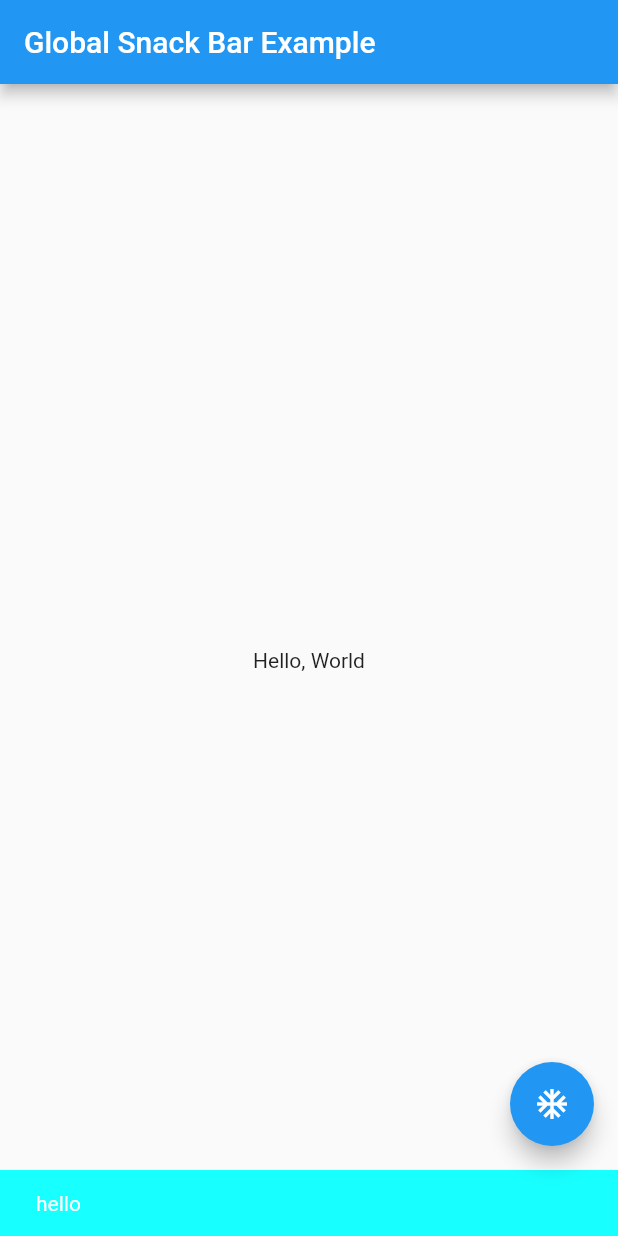
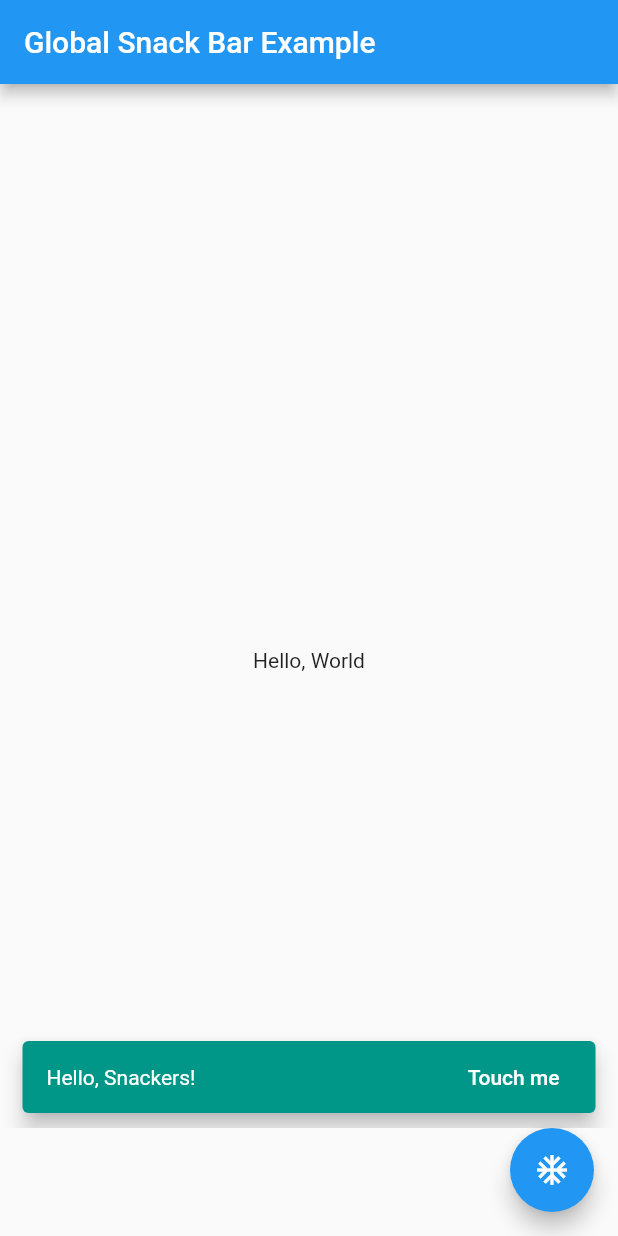
Before and after one commit to 0x07dc/global_snack_bar, a Flutter app: the screen it shows after launch, after a tap on the "ac unit" icon, on a phone screen of 412 x 824 dp. Run offline on Flutter 3.47's test engine with Material 2 defaults, Android fonts, the phone set to English and light mode, and no system bars.

Commit message:
Point example dependency to the one in this repo. Simplify GlobalMsgWrapper by passing a SnackBar directly in and removing GlobalMsg class. This gives  us access to all the properties, etc on SnackBar. Add more to the example to help users see some additional properties on SnackBar.

```diff
--- a/example/lib/main.dart
+++ b/example/lib/main.dart
@@ -28,6 +28,12 @@ class HomePage extends StatefulWidget {
 }
 
 class _HomePageState extends State<HomePage> {
+  String snackBarLabel = 'Hello, Snackers!';
+  String snackBarActionLabel = 'Touch me';
+  String hello = 'Hello, World';
+  String goodbye = 'Goodbye, World';
+  String message;
+
   @override
   Widget build(BuildContext context) {
     return Scaffold(
@@ -36,13 +42,27 @@ class _HomePageState extends State<HomePage> {
       ),
       body: GlobalMsgWrapper(
         Center(
-          child: Text("Hello, World"),
+          child: Text(message ?? hello),
         ),
       ),
       floatingActionButton: FloatingActionButton(
         onPressed: () {
-          GlobalSnackBarBloc.showMessage(
-            GlobalMsg("hello", bgColor: Colors.cyanAccent),
+          GlobalSnackBarBloc.showSnackBarMessage(
+            SnackBar(
+              content: Text(snackBarLabel),
+              margin: EdgeInsets.fromLTRB(15.0, 5.0, 15.0, 10.0),
+              backgroundColor: Colors.teal,
+              behavior: SnackBarBehavior.floating,
+              action: SnackBarAction(
+                label: snackBarActionLabel,
+                textColor: Colors.white,
+                onPressed: () {
+                  setState(() {
+                    message = message == hello ? goodbye : hello;
+                  });
+                },
+              ),
+            ),
           );
         },
         child: Icon(Icons.ac_unit),
--- a/example/pubspec.yaml
+++ b/example/pubspec.yaml
@@ -23,7 +23,8 @@ environment:
 dependencies:
   flutter:
     sdk: flutter
-  global_snack_bar: ^0.0.0
+  global_snack_bar:
+    path: ../
 
   # The following adds the Cupertino Icons font to your application.
   # Use with the CupertinoIcons class for iOS style icons.
--- a/lib/global_snack_bar.dart
+++ b/lib/global_snack_bar.dart
@@ -33,41 +33,14 @@ class _GlobalMsgWrapperState extends State<GlobalMsgWrapper> {
     super.dispose();
   }
 
-  /// Shows the snackbar on any [GlobalSnackBar] widgets
-  void showSnackBar(GlobalMsg msg) {
-    SnackBar bar = SnackBar(
-      content: Text(msg.text),
-      backgroundColor: msg.bgColor,
-      margin: msg.margin,
-    );
-
-    ScaffoldMessenger.of(context)
-      //..hideCurrentSnackBar()
-      ..showSnackBar(bar);
+  void showSnackBar(SnackBar snackBar) {
+    ScaffoldMessenger.of(context)..showSnackBar(snackBar);
   }
 
   @override
   Widget build(BuildContext context) {
     return widget.content;
   }
-}
-
-/// Provides a model for global messages
-class GlobalMsg {
-  GlobalMsg(
-    this.text, {
-    this.bgColor,
-    this.margin,
-  });
-
-  /// Text to show in snackbar
-  String text = "";
-
-  /// Background color of snackbar
-  Color? bgColor = Colors.teal;
-
-  /// Empty space to surround the snack bar.
-  EdgeInsetsGeometry? margin;
 }
 
 /// Provides the stream logic for the [GlobalSnackBar]
@@ -83,7 +56,7 @@ class GlobalSnackBarBloc {
   // the rxdart stream controllers returns an Observable instead of a Stream
 
   /// Method to show a [SnackBar] message on any [GlobalSnackBar] Widgets
-  static void showMessage(GlobalMsg data) {
+  static void showSnackBarMessage(SnackBar data) {
     streamController.sink.add(data); // add whatever data we want into the Sink
   }
 
```
Also changed, not shown: example/pubspec.lock, 3 other files.
